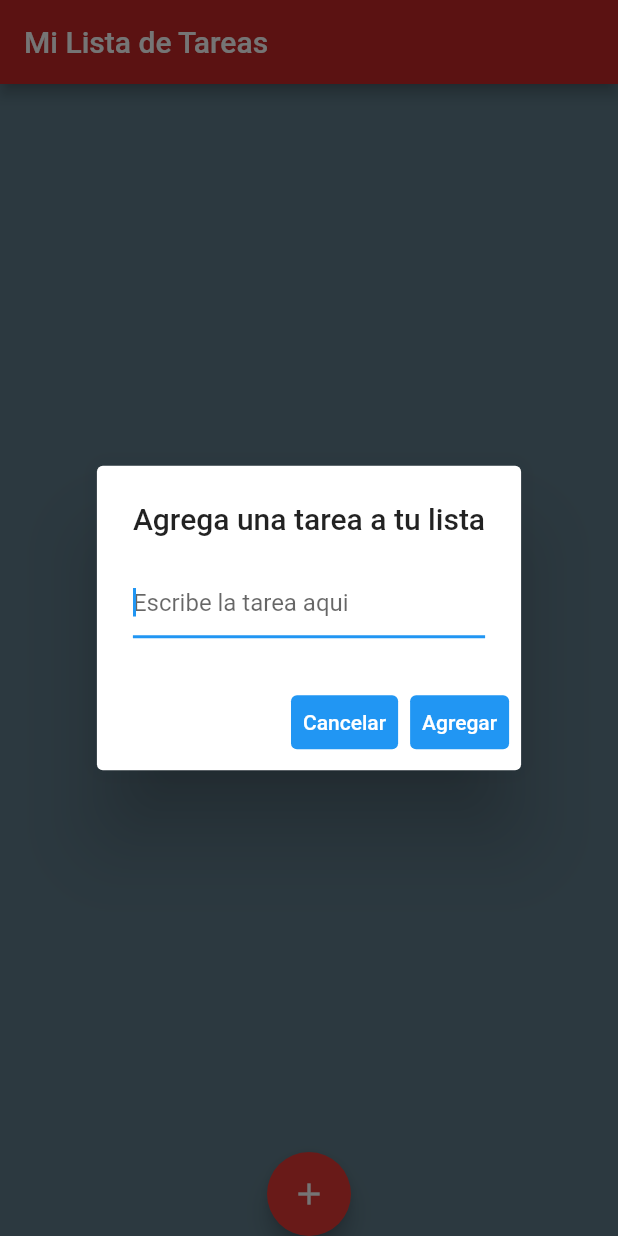
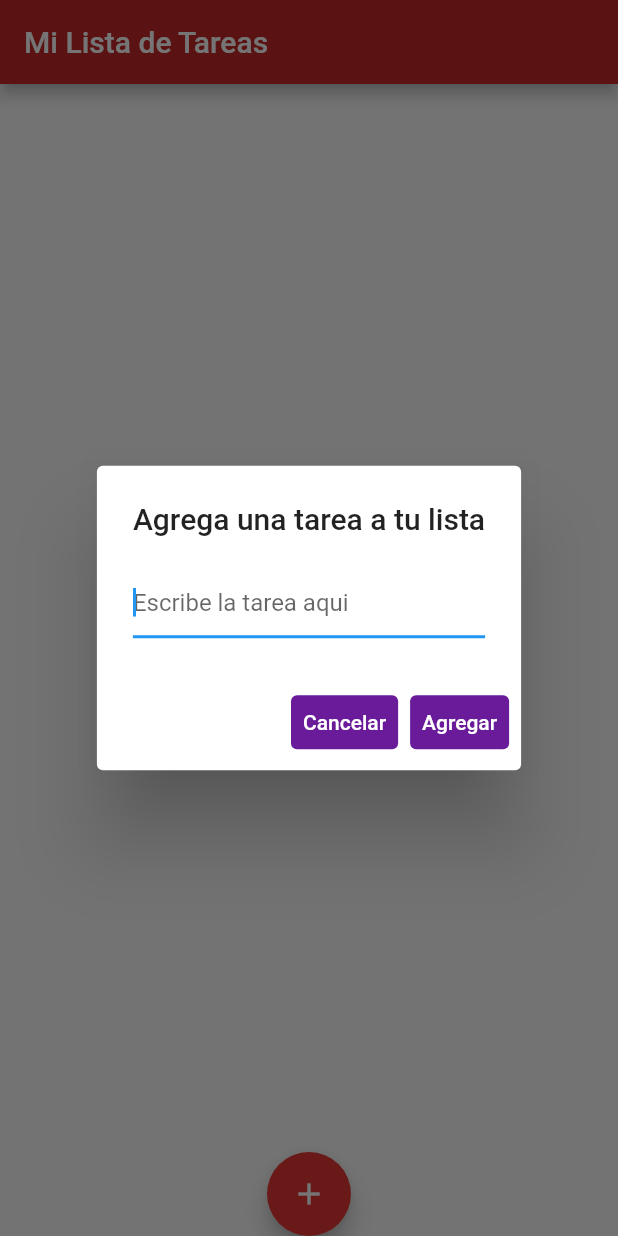
Before and after one commit to dmarquez83/todoList, a Flutter app: the screen it shows after launch, after a tap on the "add" icon, on a phone screen of 412 x 824 dp. Run offline on Flutter 3.47's test engine with Material 2 defaults, Android fonts, the phone set to English and light mode, and no system bars.

Commit message:
feat: update color

```diff
--- a/lib/src/pages/component/dialog.dart
+++ b/lib/src/pages/component/dialog.dart
@@ -17,7 +17,8 @@ class NewTodoDialog extends StatelessWidget {
         TextButton(
           style: ButtonStyle(
               foregroundColor: MaterialStateProperty.all<Color>(Colors.white),
-              backgroundColor: MaterialStateProperty.all<Color>(Colors.blue)),
+              backgroundColor:
+                  MaterialStateProperty.all<Color>(Colors.purple.shade800)),
           child: Text('Cancelar'),
           onPressed: () {
             Navigator.of(context).pop();
@@ -26,7 +27,8 @@ class NewTodoDialog extends StatelessWidget {
         TextButton(
           style: ButtonStyle(
               foregroundColor: MaterialStateProperty.all<Color>(Colors.white),
-              backgroundColor: MaterialStateProperty.all<Color>(Colors.blue)),
+              backgroundColor:
+                  MaterialStateProperty.all<Color>(Colors.purple.shade800)),
           child: Text('Agregar'),
           onPressed: () {
             final todo = new Todo(title: controller.value.text);
--- a/lib/src/pages/screen/todoList.dart
+++ b/lib/src/pages/screen/todoList.dart
@@ -40,7 +40,7 @@ class _TodoListScreenState extends State<TodoListScreen> {
         todos: todos,
         onTodoToggle: _toggleTodo,
       ),
-      backgroundColor: Colors.blueGrey,
+      //backgroundColor: Colors.purple.shade100,
       floatingActionButton: FloatingActionButton(
         child: Icon(Icons.add),
         onPressed: _addTodo,
```
